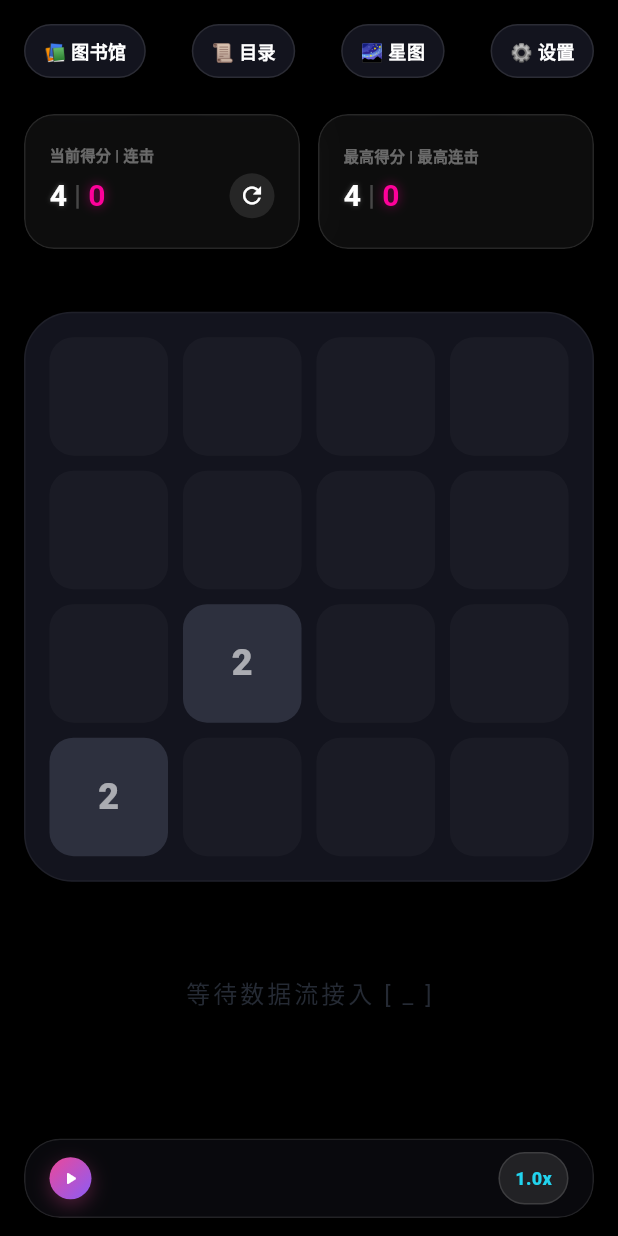
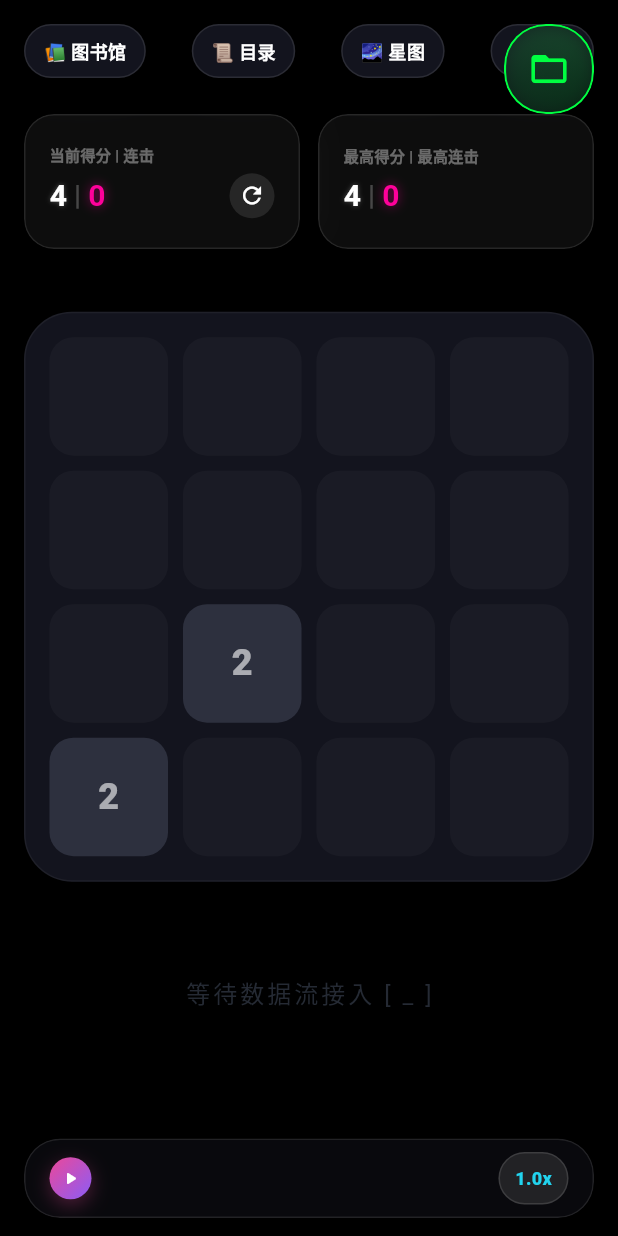
Before and after one commit to srafyhucl-cpu/YueYou, a Flutter app: the screen it shows after launch, on a phone screen of 412 x 824 dp. Run offline on Flutter 3.47's test engine with Material 3 defaults, Android fonts, the phone set to English and light mode, and no system bars; our stand-ins replace file_picker, flutter_tts; missing offline and left inert: gbk_codec; Roboto replaces fonts that are missing (JetBrains Mono).

Commit message:
文件导入系统

```diff
--- a/lib/features/dashboard/presentation/dashboard_screen.dart
+++ b/lib/features/dashboard/presentation/dashboard_screen.dart
@@ -4,49 +4,23 @@ import 'package:yueyou/core/theme/cyber_colors.dart';
 import 'package:provider/provider.dart';
 import '../../game_2048/providers/game_provider.dart';
 import '../../game_2048/presentation/widgets/square_board.dart';
-import '../../reader/providers/reader_provider.dart';
 import '../../reader/presentation/widgets/teleprompter_view.dart';
-import '../../audio/services/tts_engine_service.dart';
 import '../../audio/presentation/widgets/cyber_player_console.dart';
+import 'package:yueyou/features/library/presentation/widgets/cyber_import_button.dart';
 
 /// 阅游主仪表盘界面
 /// 视觉重塑后的赛博朋克 120 帧高刷渲染面板
-class DashboardScreen extends StatefulWidget {
+class DashboardScreen extends StatelessWidget {
   const DashboardScreen({super.key});
 
   @override
-  State<DashboardScreen> createState() => _DashboardScreenState();
-}
-
-class _DashboardScreenState extends State<DashboardScreen> {
-  late final TtsEngineService _ttsEngine;
-
-  @override
-  void initState() {
-    super.initState();
-    _ttsEngine = TtsEngineService();
-  }
-
-  @override
-  void dispose() {
-    _ttsEngine.stopAll();
-    _ttsEngine.dispose();
-    super.dispose();
-  }
-
-  @override
   Widget build(BuildContext context) {
-    // 注入多重 Provider 状态管理：游戏核心 + 阅读引擎 + 音频引擎
-    return MultiProvider(
-      providers: [
-        ChangeNotifierProvider(create: (_) => GameProvider()),
-        ChangeNotifierProvider.value(value: _ttsEngine),
-        ChangeNotifierProvider(create: (_) => ReaderProvider(_ttsEngine)),
-      ],
-      child: Scaffold(
+    return Scaffold(
       backgroundColor: CyberColors.background,
       body: SafeArea(
-          child: Padding(
+        child: Stack(
+          children: [
+            Padding(
               padding: const EdgeInsets.symmetric(horizontal: 16.0),
               child: Column(
                 children: [
@@ -82,6 +56,13 @@ class _DashboardScreenState extends State<DashboardScreen> {
                 ],
               ),
             ),
+            // 2. 悬浮在右上角的赛博导入按钮！
+            const Positioned(
+              top: 16,
+              right: 16,
+              child: CyberImportButton(),
+            ),
+          ],
         ),
       ),
     );
@@ -110,7 +91,8 @@ class _DashboardScreenState extends State<DashboardScreen> {
       ),
       child: Text(
         label,
-        style: const TextStyle(color: Colors.white, fontSize: 12, fontWeight: FontWeight.bold),
+        style: const TextStyle(
+            color: Colors.white, fontSize: 12, fontWeight: FontWeight.bold),
       ),
     );
   }
@@ -209,7 +191,8 @@ class _DashboardScreenState extends State<DashboardScreen> {
                           color: Colors.white.withOpacity(0.1),
                           shape: BoxShape.circle,
                         ),
-                        child: const Icon(Icons.refresh, color: Colors.white, size: 18),
+                        child: const Icon(Icons.refresh,
+                            color: Colors.white, size: 18),
                       ),
                     ),
                 ],
--- /dev/null
+++ b/lib/features/library/presentation/widgets/cyber_import_button.dart
@@ -0,0 +1,107 @@
+import 'dart:ui';
+
+import 'package:flutter/material.dart';
+import 'package:provider/provider.dart';
+import 'package:yueyou/core/theme/cyber_colors.dart';
+import 'package:yueyou/features/library/services/file_import_service.dart';
+import 'package:yueyou/features/reader/providers/reader_provider.dart';
+
+class CyberImportButton extends StatelessWidget {
+  const CyberImportButton({super.key});
+
+  @override
+  Widget build(BuildContext context) {
+    return Consumer<ReaderProvider>(
+      builder: (context, reader, child) {
+        final bool isBusy = reader.isParsing;
+        return ClipRRect(
+          borderRadius: BorderRadius.circular(28),
+          child: BackdropFilter(
+            filter: ImageFilter.blur(sigmaX: 14, sigmaY: 14),
+            child: Material(
+              color: Colors.transparent,
+              child: InkWell(
+                onTap: isBusy
+                    ? null
+                    : () async {
+                        final ScaffoldMessengerState messenger =
+                            ScaffoldMessenger.of(context);
+                        try {
+                          final String? rawText =
+                              await FileImportService.importTxtFile();
+                          if (rawText == null || rawText.trim().isEmpty) {
+                            return;
+                          }
+                          if (!context.mounted) {
+                            return;
+                          }
+                          await context.read<ReaderProvider>().loadBook(rawText);
+                          if (!context.mounted) {
+                            return;
+                          }
+                          messenger.showSnackBar(
+                            const SnackBar(content: Text('档案注入成功')),
+                          );
+                        } catch (error) {
+                          messenger.showSnackBar(
+                            SnackBar(content: Text('导入失败: $error')),
+                          );
+                        }
+                      },
+                borderRadius: BorderRadius.circular(28),
+                child: AnimatedContainer(
+                  duration: const Duration(milliseconds: 220),
+                  width: 60,
+                  height: 60,
+                  decoration: BoxDecoration(
+                    borderRadius: BorderRadius.circular(28),
+                    color: const Color(0xCC13141E),
+                    border: Border.all(
+                      color: isBusy ? CyberColors.neonPink : CyberColors.neonGreen,
+                      width: 1.4,
+                    ),
+                    boxShadow: [
+                      BoxShadow(
+                        color: (isBusy ? CyberColors.pinkGlow : CyberColors.glowShadow),
+                        blurRadius: 16,
+                        spreadRadius: 1,
+                      ),
+                      const BoxShadow(
+                        color: Color(0x66000000),
+                        blurRadius: 18,
+                        offset: Offset(0, 8),
+                      ),
+                    ],
+                    gradient: const LinearGradient(
+                      begin: Alignment.topLeft,
+                      end: Alignment.bottomRight,
+                      colors: [Color(0xCC1A1B28), Color(0x9913141E)],
+                    ),
+                  ),
+                  child: Center(
+                    child: isBusy
+                        ? const SizedBox(
+                            width: 22,
+                            height: 22,
+                            child: CircularProgressIndicator(
+                              strokeWidth: 2.2,
+                              valueColor: AlwaysStoppedAnimation<Color>(
+                                CyberColors.neonPink,
+                              ),
+                            ),
+                          )
+                        : const Icon(
+                            Icons.folder_open,
+                            color: CyberColors.neonGreen,
+                            size: 28,
+                          ),
+                  ),
+                ),
+              ),
+            ),
+          ),
+        );
+      },
+    );
+  }
+}
--- a/lib/main.dart
+++ b/lib/main.dart
@@ -1,6 +1,10 @@
 import 'package:flutter/material.dart';
+import 'package:provider/provider.dart';
 import 'core/theme/cyber_colors.dart';
 import 'features/dashboard/presentation/dashboard_screen.dart';
+import 'features/game_2048/providers/game_provider.dart';
+import 'features/audio/services/tts_engine_service.dart';
+import 'features/reader/providers/reader_provider.dart';
 
 void main() {
   // 确保 Flutter 引擎在启动前完成所有初始化（为后续多线程/本地数据库预留）
@@ -13,7 +17,21 @@ class YueYouApp extends StatelessWidget {
 
   @override
   Widget build(BuildContext context) {
-    return MaterialApp(
+    return MultiProvider(
+      providers: [
+        // 1号插头：2048 游戏引擎
+        ChangeNotifierProvider(create: (_) => GameProvider()),
+
+        // 2号插头：TTS 发声引擎（必须放在 Reader 前面）
+        ChangeNotifierProvider(create: (_) => TtsEngineService()),
+
+        // 3号插头：提词器解析引擎（使用 ProxyProvider 将 TTS 引擎注入进去！）
+        ChangeNotifierProxyProvider<TtsEngineService, ReaderProvider>(
+          create: (context) => ReaderProvider(context.read<TtsEngineService>()),
+          update: (context, tts, previous) => previous ?? ReaderProvider(tts),
+        ),
+      ],
+      child: MaterialApp(
         title: '阅游 YueYou',
         // 摘掉右上角的 Debug 标签，保持沉浸感
         debugShowCheckedModeBanner: false,
@@ -28,6 +46,7 @@ class YueYouApp extends StatelessWidget {
         ),
         // 直接将路由指向刚刚写好的主控台
         home: const DashboardScreen(),
+      ),
     );
   }
 }
```
Also changed, not shown: lib/features/audio/services/tts_engine_service.dart (+31 -6 lines), lib/features/library/services/file_import_service.dart (added, +43 -0 lines), pubspec.yaml (+6 -1 lines), pubspec.lock, 5 other files. Lines whose indentation alone changed are shown as unchanged.
